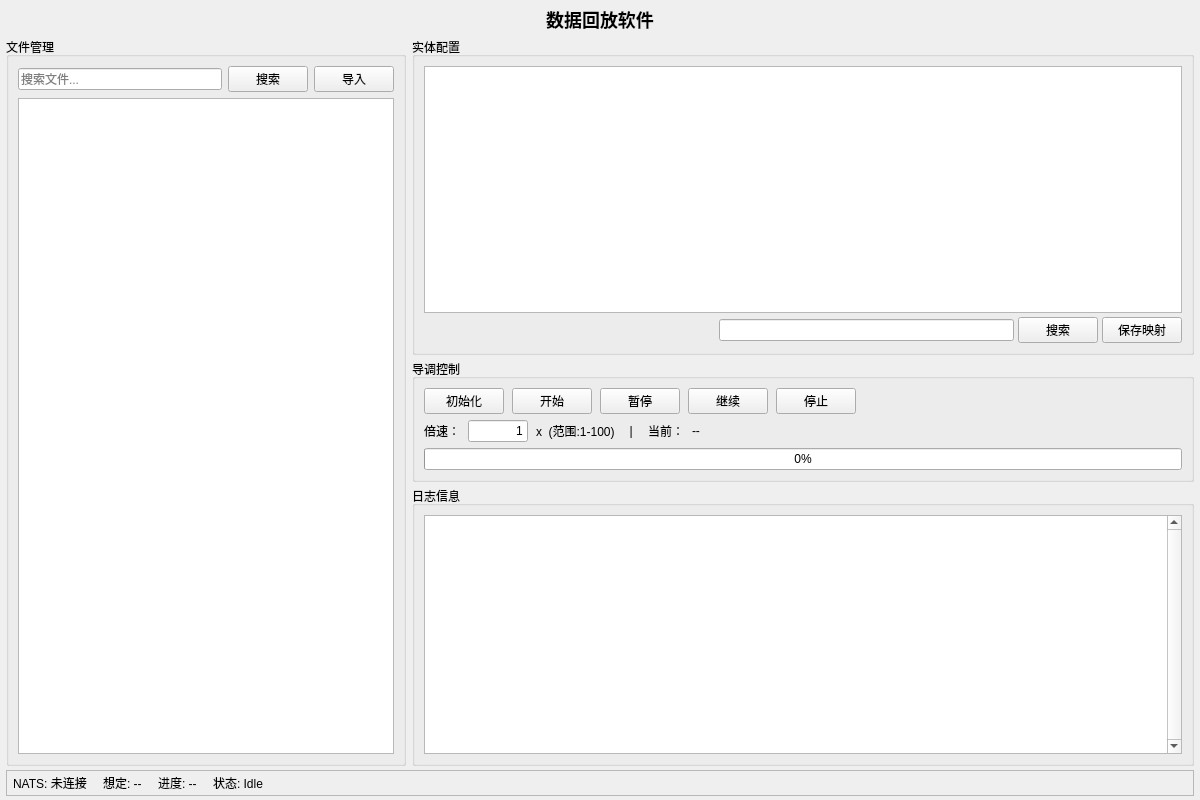
Above: src/APP_DataReplay/DataReplayWidget.ui from lkq12345/DataReplay before the change. Below: the same form after it.
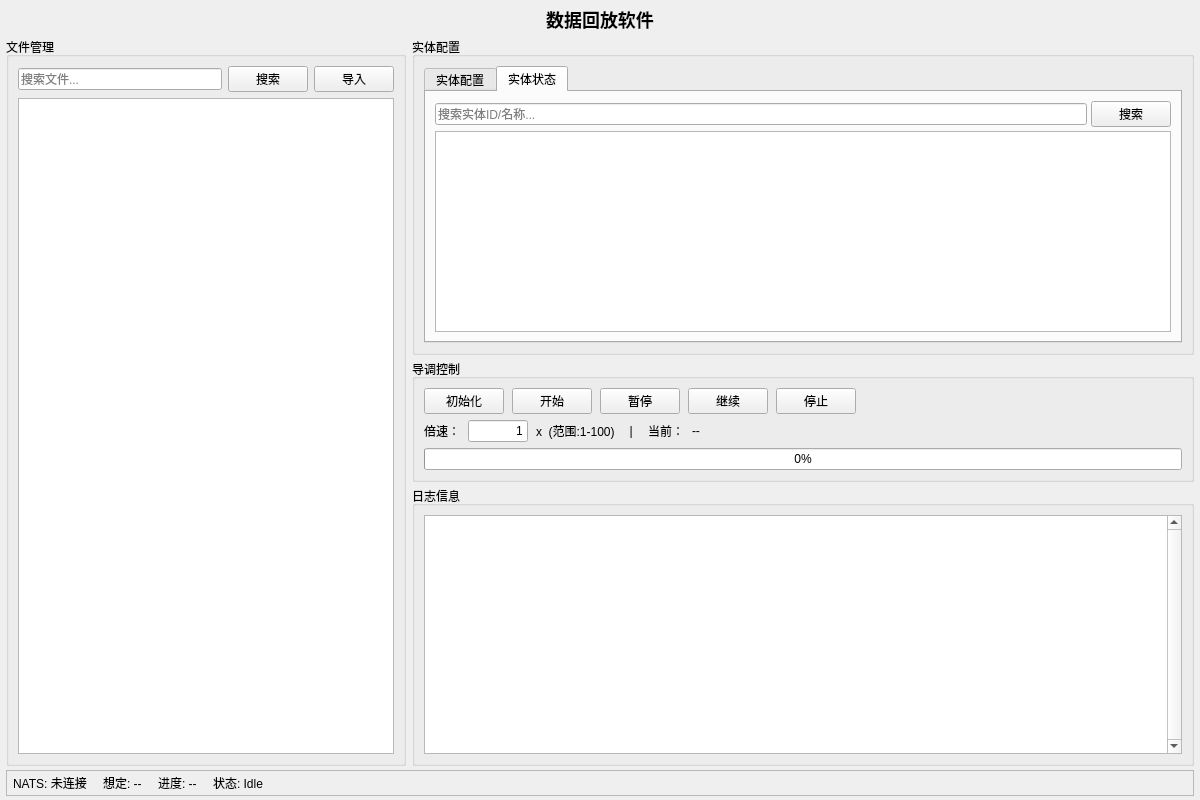
That is the form after the change. The open tabs and pages were chosen to show the change.

Commit message:
feat: 实体状态页——查看/搜索/实时更新实体属性（与实体配置同位置切换）
- 新增 EntityState 公共结构（id + 属性名→值映射，属性种类/个数可扩展）
- EntityInfo 增加 attributes，parseScenarioXml 解析 XML 数值属性（统一小写，与数据JSON/跟踪列表一致）
- ReplayWorker 在实体ID替换前解析跟踪属性（合并更新，缺失属性保留旧值），每窗口发 entityStatesUpdated 增量信号
- ReplayEngine/Facade 转发信号并暴露 trackedAttributes
- 界面：实体配置区改为 QTabWidget 双页签（实体配置/实体状态），实体状态页含搜索过滤 + 150ms 节流增量刷新
- 新增 EntityStateFilterProxyModel（按实体ID/名称过滤）
- .pro：中间文件目录配置移至顶层（修复 qmake 生成 ui_*.h 无路径依赖问题）
- 移除被误跟踪的旧 ui_DataReplayWidget.h

Patch:
```diff
--- a/src/APP_DataReplay/DataReplayWidget.ui
+++ b/src/APP_DataReplay/DataReplayWidget.ui
@@ -145,6 +145,19 @@
            <number>4</number>
           </property>
           <item>
+           <widget class="QTabWidget" name="tabWidget_Entity">
+            <property name="currentIndex">
+             <number>0</number>
+            </property>
+            <widget class="QWidget" name="tab_EntityConfig">
+             <attribute name="title">
+              <string>实体配置</string>
+             </attribute>
+             <layout class="QVBoxLayout" name="verticalLayout_TabConfig">
+              <property name="spacing">
+               <number>4</number>
+              </property>
+              <item>
            <widget class="QTableView" name="tableView_Entities">
             <property name="editTriggers">
              <set>QAbstractItemView::DoubleClicked</set>
@@ -199,6 +212,63 @@
              </widget>
             </item>
            </layout>
+              </item>
+             </layout>
+            </widget>
+            <widget class="QWidget" name="tab_EntityState">
+             <attribute name="title">
+              <string>实体状态</string>
+             </attribute>
+             <layout class="QVBoxLayout" name="verticalLayout_TabState">
+              <property name="spacing">
+               <number>4</number>
+              </property>
+              <item>
+               <layout class="QHBoxLayout" name="horizontalLayout_SearchEntityState">
+                <item>
+                 <widget class="QLineEdit" name="lineEdit_SearchEntityState">
+                  <property name="placeholderText">
+                   <string>搜索实体ID/名称...</string>
+                  </property>
+                  <property name="clearButtonEnabled">
+                   <bool>true</bool>
+                  </property>
+                 </widget>
+                </item>
+                <item>
+                 <widget class="QPushButton" name="btn_SearchEntityState">
+                  <property name="text">
+                   <string>搜索</string>
+                  </property>
+                 </widget>
+                </item>
+               </layout>
+              </item>
+              <item>
+               <widget class="QTableView" name="tableView_EntityState">
+                <property name="editTriggers">
+                 <set>QAbstractItemView::NoEditTriggers</set>
+                </property>
+                <property name="alternatingRowColors">
+                 <bool>true</bool>
+                </property>
+                <property name="selectionMode">
+                 <enum>QAbstractItemView::SingleSelection</enum>
+                </property>
+                <property name="selectionBehavior">
+                 <enum>QAbstractItemView::SelectRows</enum>
+                </property>
+                <property name="verticalScrollMode">
+                 <enum>QAbstractItemView::ScrollPerPixel</enum>
+                </property>
+                <attribute name="horizontalHeaderStretchLastSection">
+                 <bool>true</bool>
+                </attribute>
+               </widget>
+              </item>
+             </layout>
+            </widget>
+           </widget>
           </item>
          </layout>
         </widget>
```
Lines whose indentation alone changed are shown as unchanged. The commit also changes 16 other files.
